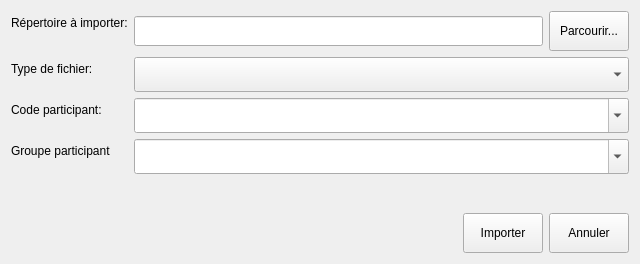
First picture: the form in python/resources/ui/ImportManager.ui, repository introlab/OpenIMU, before the edit.
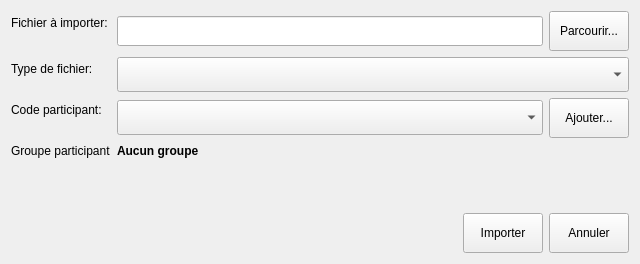
Second picture: the form after the edit. Icons and pictures are not drawn.

Commit message: Modified import UI to prepare for real data import.

The edit to the form file:
```diff
--- a/python/resources/ui/ImportManager.ui
+++ b/python/resources/ui/ImportManager.ui
@@ -31,7 +31,7 @@
         </sizepolicy>
        </property>
        <property name="text">
-        <string>Répertoire à importer:</string>
+        <string>Fichier à importer:</string>
        </property>
       </widget>
      </item>
@@ -91,6 +91,58 @@
        </property>
       </widget>
      </item>
+     <item row="2" column="1">
+      <layout class="QHBoxLayout" name="horizontalLayout_3">
+       <item>
+        <widget class="QComboBox" name="cmbParticipant">
+         <property name="minimumSize">
+          <size>
+           <width>0</width>
+           <height>35</height>
+          </size>
+         </property>
+         <property name="editable">
+          <bool>false</bool>
+         </property>
+        </widget>
+       </item>
+       <item>
+        <widget class="QPushButton" name="btnAddPart">
+         <property name="sizePolicy">
+          <sizepolicy hsizetype="Maximum" vsizetype="Fixed">
+           <horstretch>0</horstretch>
+           <verstretch>0</verstretch>
+          </sizepolicy>
+         </property>
+         <property name="minimumSize">
+          <size>
+           <width>0</width>
+           <height>40</height>
+          </size>
+         </property>
+         <property name="cursor">
+          <cursorShape>PointingHandCursor</cursorShape>
+         </property>
+         <property name="text">
+          <string>Ajouter...</string>
+         </property>
+         <property name="icon">
+          <iconset resource="../core.qrc">
+           <normaloff>:/OpenIMU/icons/participant.png</normaloff>:/OpenIMU/icons/participant.png</iconset>
+         </property>
+         <property name="iconSize">
+          <size>
+           <width>20</width>
+           <height>20</height>
+          </size>
+         </property>
+         <property name="autoDefault">
+          <bool>false</bool>
+         </property>
+        </widget>
+       </item>
+      </layout>
+     </item>
      <item row="2" column="0">
       <widget class="QLabel" name="lblParticipant">
        <property name="text">
@@ -98,19 +150,6 @@
        </property>
       </widget>
      </item>
-     <item row="2" column="1">
-      <widget class="QComboBox" name="cmbParticipant">
-       <property name="minimumSize">
-        <size>
-         <width>0</width>
-         <height>35</height>
-        </size>
-       </property>
-       <property name="editable">
-        <bool>true</bool>
-       </property>
-      </widget>
-     </item>
      <item row="3" column="0">
       <widget class="QLabel" name="lblGroup">
        <property name="text">
@@ -119,15 +158,15 @@
       </widget>
      </item>
      <item row="3" column="1">
-      <widget class="QComboBox" name="cmbGroup">
-       <property name="minimumSize">
-        <size>
-         <width>0</width>
-         <height>35</height>
-        </size>
+      <widget class="QLabel" name="lblGroupName">
+       <property name="font">
+        <font>
+         <weight>75</weight>
+         <bold>true</bold>
+        </font>
        </property>
-       <property name="editable">
-        <bool>true</bool>
+       <property name="text">
+        <string>Aucun groupe</string>
        </property>
       </widget>
      </item>
```
The commit also changes 10 other files.
